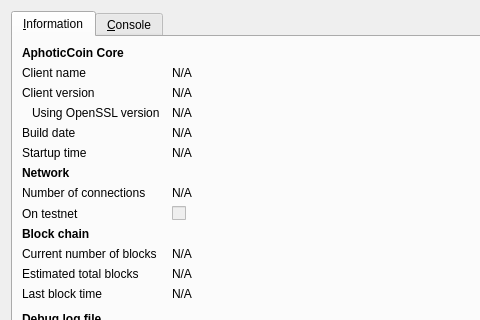
Before: the Qt Designer form src/qt/forms/rpcconsole.ui in bitsta/parallelcoin, drawn with Qt 5; both pictures show x 0 to 480 and y 0 to 320 of the 740 by 450 pixel window.
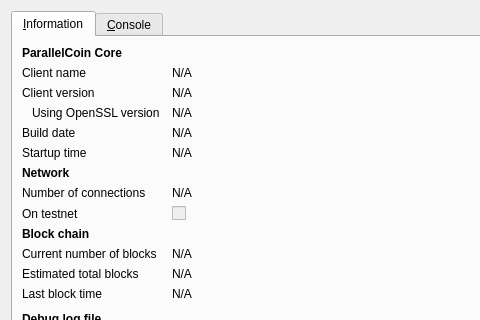
After: the same form once the commit is applied. Icons and pictures are not drawn.

```diff
--- a/src/qt/forms/rpcconsole.ui
+++ b/src/qt/forms/rpcconsole.ui
@@ -36,7 +36,7 @@
           </font>
          </property>
          <property name="text">
-          <string>AphoticCoin Core</string>
+          <string>ParallelCoin Core</string>
          </property>
         </widget>
        </item>
```
Left out of the diff: 6 changed lines with no effect on the pictures.
